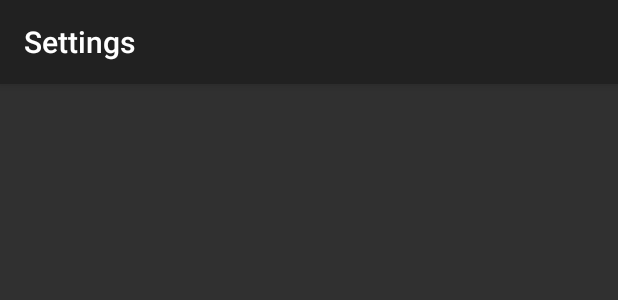
After one commit to skyfion/3amp, an Android app: the layout fragment_settings.xml on its own in the app's theme, with its tools: preview values and no code run, on a phone screen of 412 x 824 dp. The commit adds this screen. Shown: the top 300 px of the screen. Run offline under Robolectric (Android 15) with nearby library versions, the phone set to English and light mode, and no system bars.

Commit message:
init setting page

```diff
--- a/app/build.gradle
+++ b/app/build.gradle
@@ -22,7 +22,7 @@ android {
         applicationId "xyz.lazysoft.a3amp"
         minSdkVersion 22
         targetSdkVersion 28
-        versionCode 14
+        versionCode 16
         versionName "1.8"
         testInstrumentationRunner "androidx.test.runner.AndroidJUnitRunner"
         javaCompileOptions {
--- a/app/src/main/java/xyz/lazysoft/a3amp/di/AppComponent.kt
+++ b/app/src/main/java/xyz/lazysoft/a3amp/di/AppComponent.kt
@@ -5,6 +5,7 @@ import dagger.Component
 import xyz.lazysoft.a3amp.AmpApplication
 import xyz.lazysoft.a3amp.MainActivity
 import xyz.lazysoft.a3amp.PresetsActivity
+import xyz.lazysoft.a3amp.SettingsFragment
 import xyz.lazysoft.a3amp.amp.Amp
 import xyz.lazysoft.a3amp.amp.AmpModule
 import xyz.lazysoft.a3amp.persistence.PresetDao
@@ -19,6 +20,7 @@ interface AppComponent {
     fun inject(application: AmpApplication)
     fun inject(mainActivity: MainActivity)
     fun inject(presetsActivity: PresetsActivity)
+    fun inject(settingFragment: SettingsFragment)
 
     fun ampPresetDao(): PresetDao
     fun dataBase(): AppDatabase
--- /dev/null
+++ b/app/src/main/res/layout/fragment_settings.xml
@@ -0,0 +1,22 @@
+<FrameLayout xmlns:android="http://schemas.android.com/apk/res/android"
+    xmlns:tools="http://schemas.android.com/tools"
+    android:layout_width="match_parent"
+    android:layout_height="match_parent"
+    xmlns:app="http://schemas.android.com/apk/res-auto"
+    tools:context=".SettingsFragment">
+
+    <com.google.android.material.appbar.AppBarLayout
+        android:layout_width="match_parent"
+        android:layout_height="wrap_content">
+
+        <androidx.appcompat.widget.Toolbar
+            android:id="@+id/settings_toolbar"
+            android:layout_width="match_parent"
+            android:layout_height="?attr/actionBarSize"
+            android:background="?attr/colorPrimary"
+            app:title="Settings"
+            android:elevation="4dp"
+            android:theme="@style/ThemeOverlay.AppCompat.ActionBar" />
+    </com.google.android.material.appbar.AppBarLayout>
+
+</FrameLayout>
```
Also changed, not shown: app/src/main/AndroidManifest.xml (+5 -3 lines), app/src/main/java/xyz/lazysoft/a3amp/AboutActivity.kt (+12 -0 lines), app/src/main/java/xyz/lazysoft/a3amp/SettingsFragment.kt (added, +27 -0 lines).
